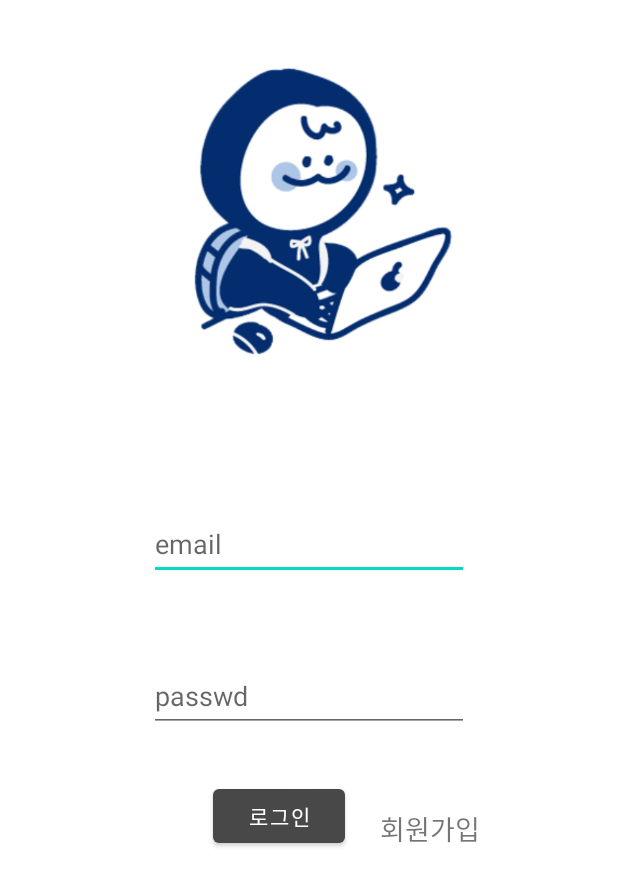
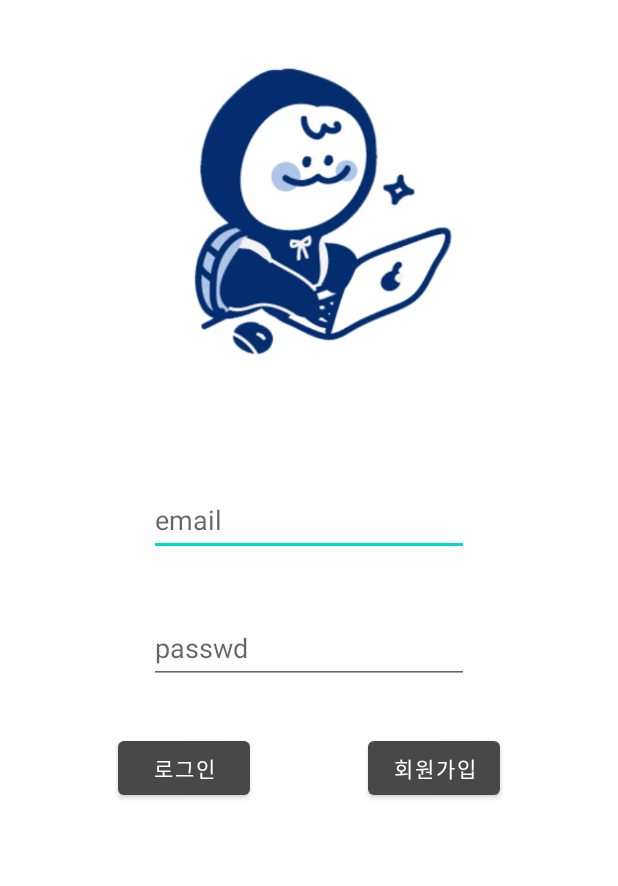
Before and after one commit to wonchanjoo/Android_SNS_Project, an Android app: the layout activity_login.xml on its own in the app's theme, with its tools: preview values and no code run, on a phone screen of 412 x 824 dp. Shown: the top 886 px of the screen. Run offline under Robolectric (Android 15) with nearby library versions, the phone set to English and light mode, and no system bars.

Commit message:
로그인 기능 추가

```diff
--- a/app/build.gradle
+++ b/app/build.gradle
@@ -39,6 +39,7 @@ android {
 dependencies {
     implementation platform('com.google.firebase:firebase-bom:31.0.2')
     implementation 'com.google.firebase:firebase-analytics-ktx'
+    implementation 'com.google.firebase:firebase-auth-ktx'
     implementation 'com.google.firebase:firebase-firestore-ktx'
     implementation 'com.google.firebase:firebase-database-ktx'
 
--- a/app/src/main/res/layout/activity_login.xml
+++ b/app/src/main/res/layout/activity_login.xml
@@ -6,34 +6,26 @@
     android:layout_height="match_parent">
 
     <Button
-        android:id="@+id/Login"
+        android:id="@+id/loginBtn"
         android:layout_width="wrap_content"
         android:layout_height="wrap_content"
         android:layout_marginTop="200dp"
         android:text="로그인"
         app:layout_constraintBottom_toBottomOf="parent"
-        app:layout_constraintEnd_toEndOf="parent"
-        app:layout_constraintHorizontal_bias="0.439"
+        app:layout_constraintEnd_toStartOf="@+id/signUpBtn"
+        app:layout_constraintHorizontal_bias="0.5"
         app:layout_constraintStart_toStartOf="parent"
-        app:layout_constraintTop_toTopOf="parent"
-        app:layout_constraintVertical_bias="0.556" />
+        app:layout_constraintTop_toTopOf="parent" />
 
-    <TextView
-        android:id="@+id/SignUp"
+    <Button
+        android:id="@+id/signUpBtn"
         android:layout_width="wrap_content"
         android:layout_height="wrap_content"
-        android:layout_marginTop="180dp"
-        android:clickable="true"
-        android:focusable="true"
-        android:minHeight="48dp"
         android:text="회원가입"
-        android:textSize="18dp"
-        app:layout_constraintBottom_toBottomOf="parent"
+        app:layout_constraintBaseline_toBaselineOf="@+id/loginBtn"
         app:layout_constraintEnd_toEndOf="parent"
-        app:layout_constraintHorizontal_bias="0.2"
-        app:layout_constraintStart_toEndOf="@+id/Login"
-        app:layout_constraintTop_toTopOf="parent"
-        app:layout_constraintVertical_bias="0.602" />
+        app:layout_constraintHorizontal_bias="0.5"
+        app:layout_constraintStart_toEndOf="@+id/loginBtn" />
 
     <ImageView
         android:id="@+id/logoImg"
@@ -67,7 +59,7 @@
         android:hint="passwd"
         android:inputType="textPassword"
         android:minHeight="48dp"
-        app:layout_constraintBottom_toTopOf="@+id/Login"
+        app:layout_constraintBottom_toTopOf="@+id/loginBtn"
         app:layout_constraintEnd_toEndOf="parent"
         app:layout_constraintStart_toStartOf="parent" />
 </androidx.constraintlayout.widget.ConstraintLayout>
--- a/app/src/main/res/values/themes.xml
+++ b/app/src/main/res/values/themes.xml
@@ -15,5 +15,7 @@
         <!-- Customize your theme here. -->
     </style>
 
-
+    <style name="FullScreenTheme" parent="Theme.AppCompat.Light.NoActionBar">
+        <item name="android:windowFullscreen">true</item>
+    </style>
 </resources>
```
Also changed, not shown: app/src/main/AndroidManifest.xml (+20 -3 lines), app/src/main/java/com/example/sns_project/LoadingActivity.kt (+5 -3 lines), app/src/main/java/com/example/sns_project/LoginActivity.kt (added, +43 -0 lines), app/src/main/java/com/example/sns_project/MainActivity.kt (deleted, +0 -15 lines), app/src/main/java/com/example/sns_project/SignUpActivity.kt (added, +34 -0 lines), app/src/main/res/layout/activity_main.xml (deleted, +0 -18 lines), app/src/main/res/layout/activity_sign_up.xml (added, +78 -0 lines), app/src/main/res/layout/activity_singup.xml (deleted, +0 -79 lines).
